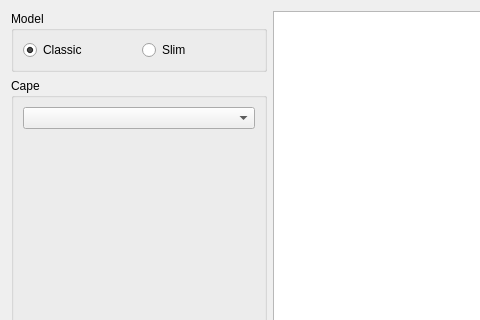
Qt form launcher/ui/dialogs/skins/SkinManageDialog.ui (FreesmTeam/FreesmLauncher) before a commit; both pictures show x 0 to 480 and y 0 to 320 of the 968 by 757 pixel window.
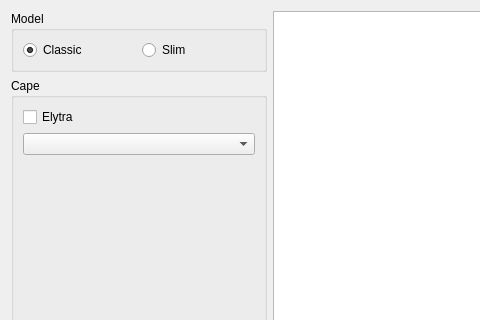
The same form after that commit.

Commit message: feat(skin manager): add elytra preview

```diff
--- a/launcher/ui/dialogs/skins/SkinManageDialog.ui
+++ b/launcher/ui/dialogs/skins/SkinManageDialog.ui
@@ -59,6 +59,13 @@
           <string>Cape</string>
          </property>
          <layout class="QVBoxLayout" name="verticalLayout_4">
+          <item>
+           <widget class="QCheckBox" name="elytraCB">
+            <property name="text">
+             <string>Elytra</string>
+            </property>
+           </widget>
+          </item>
           <item>
            <widget class="QComboBox" name="capeCombo"/>
           </item>
```
The commit also changes 7 other files.
